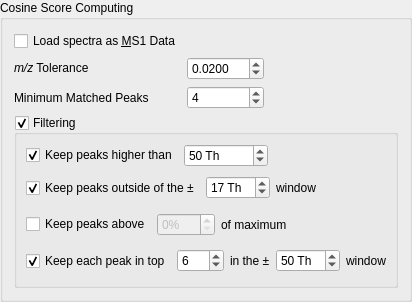
First picture: the form in metgem/ui/widgets/cosine_options_widget.ui, repository metgem/metgem, before the edit.
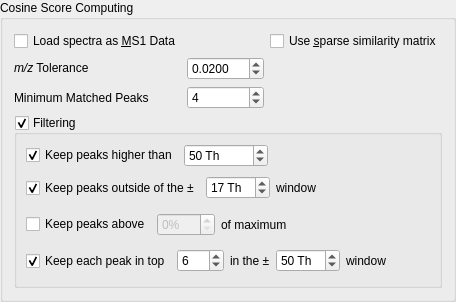
Second picture: the form after the edit.

Commit message: Scores similarity matrix can now be a sparse matrix

Patch:
```diff
--- a/metgem/ui/widgets/cosine_options_widget.ui
+++ b/metgem/ui/widgets/cosine_options_widget.ui
@@ -322,6 +322,16 @@
      </property>
     </widget>
    </item>
+   <item row="0" column="2">
+    <widget class="QCheckBox" name="chkSparse">
+     <property name="toolTip">
+      <string>Create a sparse similarity matrix to store scores. Uses less memory but is not compatible with all visualizations.</string>
+     </property>
+     <property name="text">
+      <string>Use &amp;sparse similarity matrix</string>
+     </property>
+    </widget>
+   </item>
   </layout>
  </widget>
  <tabstops>
```
The commit also changes 18 other files.
